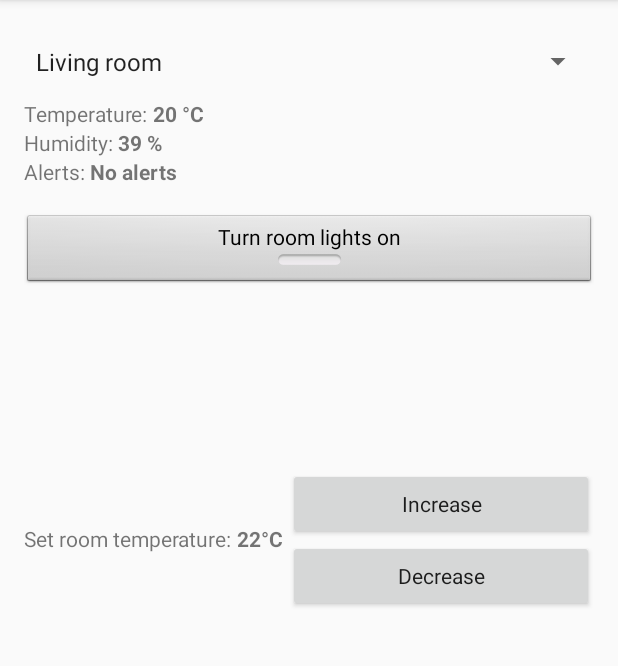
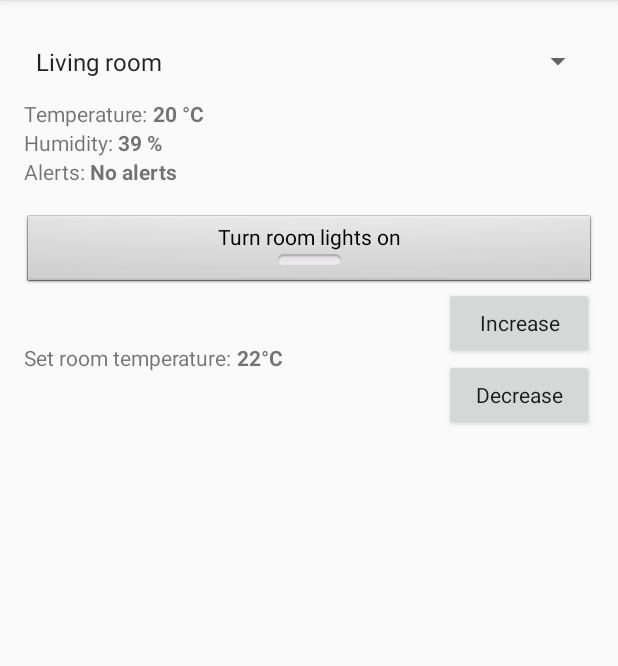
Before and after one commit to Amatson/Smart_House, an Android app: the LivingRoomActivity screen opened directly, with no data from a screen before it, on a phone screen of 412 x 824 dp, the part 84-750 px from its top. Run offline under Robolectric (Android 15) with nearby library versions, the phone set to English and light mode, and no system bars.

Commit message:
resize increase/decrease buttons

```diff
--- a/androidUI/SmartHouse/app/src/main/java/tuomastiira/smarthouse/HomeActivity.java
+++ b/androidUI/SmartHouse/app/src/main/java/tuomastiira/smarthouse/HomeActivity.java
@@ -114,7 +114,7 @@ public class HomeActivity extends AppCompatActivity {
         roomTemperatureTextView = (TextView) findViewById(R.id.roomTemperatureSetText);
         roomTemperatureTextView.setVisibility(View.INVISIBLE);
 
-        roomTemperatureUpButton = (Button) findViewById(R.id.roomTemperatureUpButton);
+        roomTemperatureUpButton = (Button) findViewById(R.id.livingroomTemperatureUpButton);
         roomTemperatureUpButton.setVisibility(View.INVISIBLE);
         roomTemperatureUpButton.setOnClickListener(new Button.OnClickListener() {
             @Override
@@ -123,7 +123,7 @@ public class HomeActivity extends AppCompatActivity {
                 roomTemperatureView.setText(String.valueOf(roomTemperatureOverrideValue) + "°C ");
             }
         });
-        roomTemperatureDownButton = (Button) findViewById(R.id.roomTemperatureDownButton);
+        roomTemperatureDownButton = (Button) findViewById(R.id.livingroomTemperatureDownButton);
         roomTemperatureDownButton.setVisibility(View.INVISIBLE);
         roomTemperatureDownButton.setOnClickListener(new Button.OnClickListener() {
             @Override
--- a/androidUI/SmartHouse/app/src/main/java/tuomastiira/smarthouse/LivingRoomActivity.java
+++ b/androidUI/SmartHouse/app/src/main/java/tuomastiira/smarthouse/LivingRoomActivity.java
@@ -68,7 +68,7 @@ public class LivingRoomActivity extends AppCompatActivity {
         temperatureTextView = (TextView) findViewById(R.id.livingroomTemperatureSetText);
         temperatureTextView.setText("Set room temperature: ");
 
-        temperatureUpButton = (Button) findViewById(R.id.roomTemperatureUpButton);
+        temperatureUpButton = (Button) findViewById(R.id.livingroomTemperatureUpButton);
         temperatureUpButton.setOnClickListener(new Button.OnClickListener() {
             @Override
             public void onClick(View v) {
@@ -76,7 +76,7 @@ public class LivingRoomActivity extends AppCompatActivity {
                 temperatureView.setText(String.valueOf(temperatureSet) + "°C ");
             }
         });
-        temperatureDownButton = (Button) findViewById(R.id.roomTemperatureDownButton);
+        temperatureDownButton = (Button) findViewById(R.id.livingroomTemperatureDownButton);
         temperatureDownButton.setOnClickListener(new Button.OnClickListener() {
             @Override
             public void onClick(View v) {
--- a/androidUI/SmartHouse/app/src/main/res/layout/activity_home.xml
+++ b/androidUI/SmartHouse/app/src/main/res/layout/activity_home.xml
@@ -189,7 +189,7 @@
     <Button
         android:text="Increase"
         android:layout_height="wrap_content"
-        android:id="@+id/roomTemperatureUpButton"
+        android:id="@+id/livingroomTemperatureUpButton"
         style="@style/Base.Widget.AppCompat.Button.Small"
         android:textAppearance="@style/TextAppearance.AppCompat"
         android:layout_below="@+id/roomTemperatureOverrideButton"
@@ -200,10 +200,10 @@
     <Button
         android:text="Decrease"
         android:layout_height="wrap_content"
-        android:id="@+id/roomTemperatureDownButton"
+        android:id="@+id/livingroomTemperatureDownButton"
         style="@style/Base.Widget.AppCompat.Button.Small"
         android:textAppearance="@style/TextAppearance.AppCompat"
-        android:layout_below="@+id/roomTemperatureUpButton"
+        android:layout_below="@+id/livingroomTemperatureUpButton"
         android:layout_alignParentRight="true"
         android:layout_alignParentEnd="true"
         android:layout_width="90dp" />
--- a/androidUI/SmartHouse/app/src/main/res/layout/activity_living_room.xml
+++ b/androidUI/SmartHouse/app/src/main/res/layout/activity_living_room.xml
@@ -59,28 +59,24 @@
     <Button
         android:text="Increase"
         android:layout_height="wrap_content"
-        android:id="@+id/roomTemperatureUpButton"
+        android:id="@+id/livingroomTemperatureUpButton"
         style="@style/Base.Widget.AppCompat.Button.Small"
         android:textAppearance="@style/TextAppearance.AppCompat"
-        android:layout_width="80dp"
-        android:layout_above="@+id/roomTemperatureDownButton"
+        android:layout_width="100dp"
+        android:layout_below="@+id/livingroomLightsButton"
         android:layout_alignParentRight="true"
-        android:layout_alignParentEnd="true"
-        android:layout_toRightOf="@+id/livingroomTemperatureSet"
-        android:layout_toEndOf="@+id/livingroomTemperatureSet" />
+        android:layout_alignParentEnd="true" />
 
     <Button
         android:text="Decrease"
         android:layout_height="wrap_content"
-        android:id="@+id/roomTemperatureDownButton"
+        android:id="@+id/livingroomTemperatureDownButton"
         style="@style/Base.Widget.AppCompat.Button.Small"
         android:textAppearance="@style/TextAppearance.AppCompat"
-        android:layout_width="80dp"
-        android:layout_centerVertical="true"
+        android:layout_width="100dp"
+        android:layout_below="@+id/livingroomTemperatureUpButton"
         android:layout_alignParentRight="true"
-        android:layout_alignParentEnd="true"
-        android:layout_toRightOf="@+id/livingroomTemperatureSet"
-        android:layout_toEndOf="@+id/livingroomTemperatureSet" />
+        android:layout_alignParentEnd="true" />
 
     <TextView
         android:text="TextView"
@@ -98,7 +94,7 @@
         android:layout_width="wrap_content"
         android:layout_height="wrap_content"
         android:id="@+id/livingroomTemperatureSetText"
-        android:layout_alignBottom="@+id/roomTemperatureDownButton"
+        android:layout_alignBottom="@+id/livingroomTemperatureDownButton"
         android:layout_alignParentLeft="true"
         android:layout_alignParentStart="true"
         android:layout_marginBottom="39dp" />
```
Also changed, not shown: androidUI/SmartHouse/app/src/main/res/layout/activity_bed_room.xml (+6 -10 lines), androidUI/SmartHouse/app/src/main/res/layout/activity_main_room.xml (+6 -10 lines).
